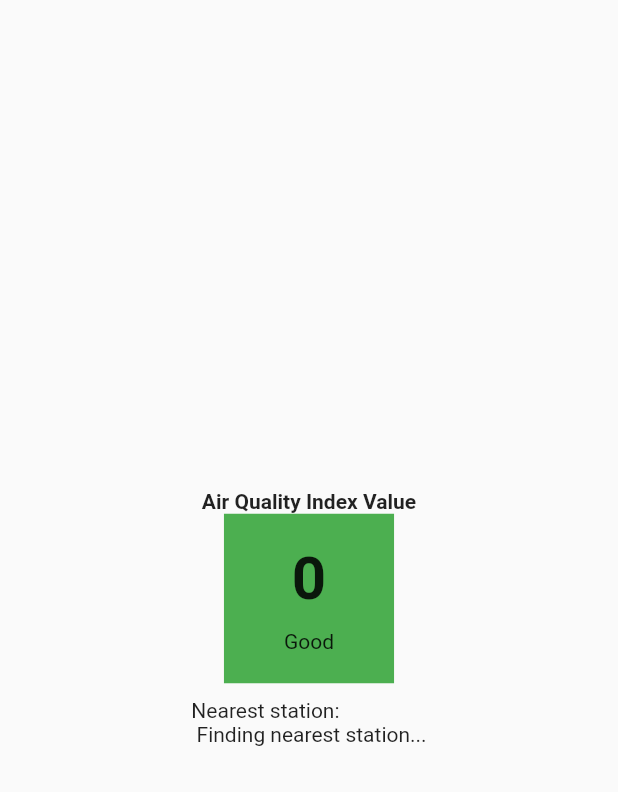
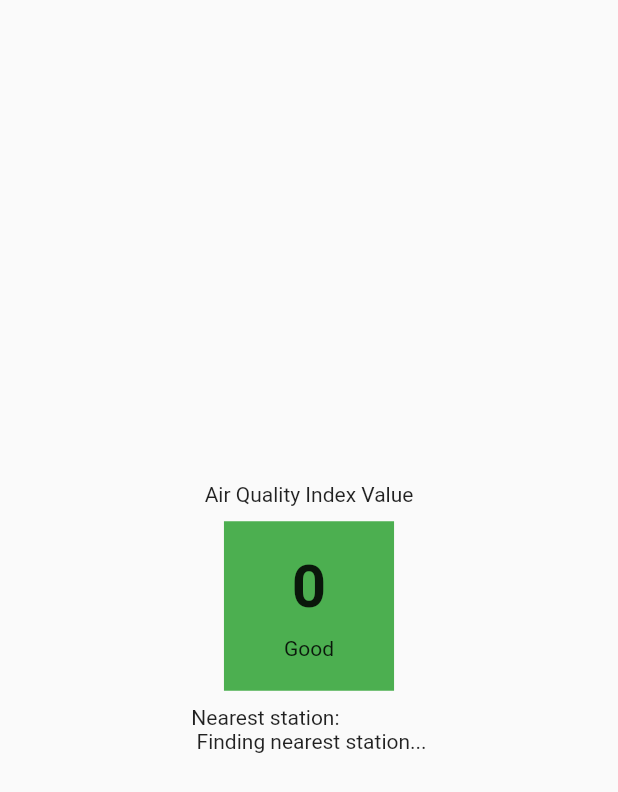
Before and after one commit to gdharris1000/air_quality, a Flutter app: the screen it shows after launch, on a phone screen of 412 x 824 dp. Shown: the top 792 px of the screen. Run offline on Flutter 3.47's test engine with Material 2 defaults, Android fonts, the phone set to English and light mode, and no system bars; our stand-ins replace geolocator.

Commit message:
updating styling

```diff
--- a/lib/models/air_model.dart
+++ b/lib/models/air_model.dart
@@ -1,6 +1,6 @@
 class Air {
   int aqi;
-//  double no2;
+  double no2;
 //  double o3;
 //  double pm25;
 //  double pm10;
@@ -16,6 +16,6 @@ class Air {
   Air.fromJson(Map<String, dynamic> parsedJson) {
     aqi = parsedJson['data']['aqi'];
     station = parsedJson['data']['city']['name'];
-    //no2 = parsedJson['iaqi']['no2']['v'];
+    no2 = parsedJson['iaqi']['no2']['v'];
   }
 }
--- a/lib/screens/display_data.dart
+++ b/lib/screens/display_data.dart
@@ -43,12 +43,6 @@ class _DataViewState extends State<DataView> {
           crossAxisAlignment: CrossAxisAlignment.center,
           mainAxisAlignment: MainAxisAlignment.center,
           children: <Widget>[
-            Container(
-              child: Text(
-                'Air Quality Index Value',
-                style: TextStyle(fontWeight: FontWeight.bold),
-              ),
-            ),
             Center(
               child: AQI(aqi),
             ),
--- a/lib/widgets/aqi_widget.dart
+++ b/lib/widgets/aqi_widget.dart
@@ -36,7 +36,15 @@ class _AQIState extends State<AQI> {
 
   @override
   Widget build(BuildContext context) {
-    return Container(
+    return Column(
+      children: <Widget>[
+        Center(
+          child: Text("Air Quality Index Value"),
+        ),
+        SizedBox(
+          height: 10.0,
+        ),
+        Container(
           padding: const EdgeInsets.fromLTRB(40.0, 20.0, 40.0, 20.0),
           color: checkLevel(),
           child: Column(
@@ -53,6 +61,8 @@ class _AQIState extends State<AQI> {
               )
             ],
           ),
+        ),
+      ],
     );
   }
 }
```
Lines whose indentation alone changed are shown as unchanged.
